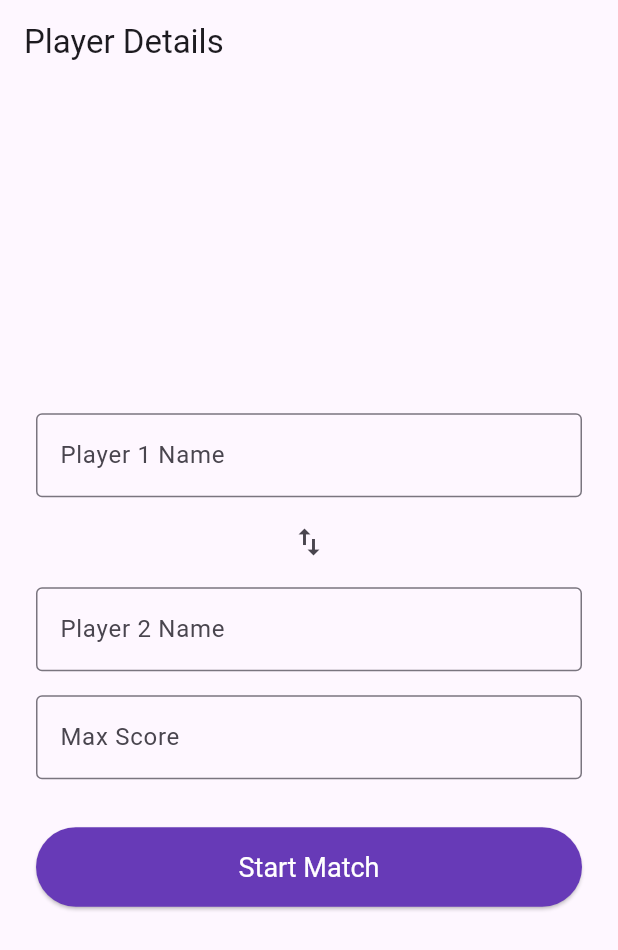
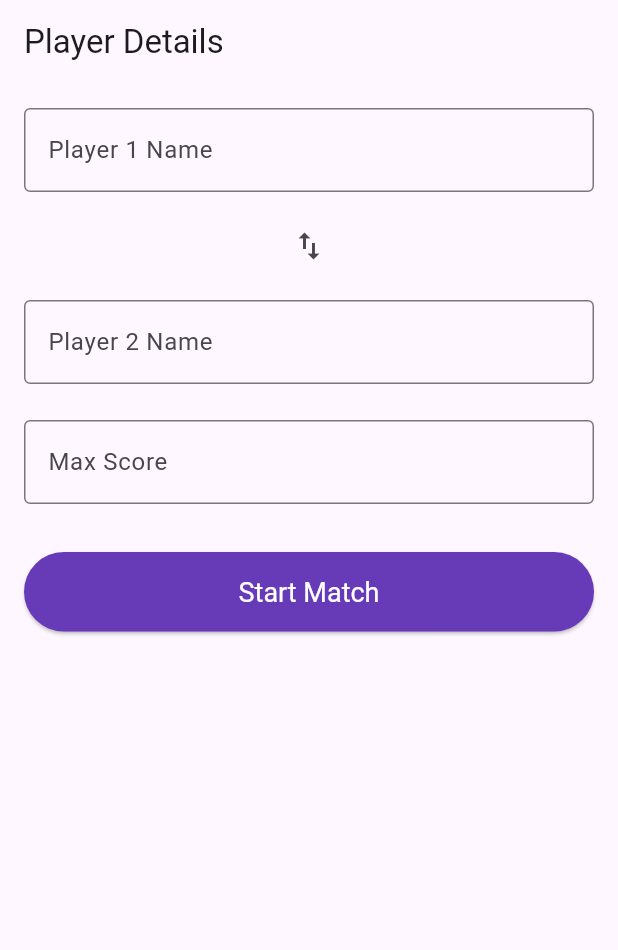
Before and after one commit to AwfulAlien/Sock, a Flutter app: the screen it shows after launch, on a phone screen of 412 x 824 dp. Shown: the top 950 px of the screen. Run offline on Flutter 3.47's test engine with Material 3 defaults, Android fonts, the phone set to English and light mode, and no system bars.

```diff
--- a/lib/screen/player_entry_screen.dart
+++ b/lib/screen/player_entry_screen.dart
@@ -59,7 +59,8 @@ class _PlayerEntryScreenState extends State<PlayerEntryScreen> {
         title: const Text("Player Details"),
       ),
       body: Padding(
-        padding: const EdgeInsets.all(24.0),
+        padding: const EdgeInsets.all(16.0),
+        child: SingleChildScrollView(
           child: Column(
             mainAxisAlignment: MainAxisAlignment.center,
             crossAxisAlignment: CrossAxisAlignment.stretch,
@@ -72,12 +73,12 @@ class _PlayerEntryScreenState extends State<PlayerEntryScreen> {
                   border: OutlineInputBorder(),
                 ),
               ),
-            const SizedBox(height: 6),
+              const SizedBox(height: 12),
               IconButton(
                 onPressed: _swapPlayerNames,
                 icon: const Icon(Icons.swap_vert),
               ),
-            const SizedBox(height: 6),
+              const SizedBox(height: 12),
               TextField(
                 controller: _player2Controller,
                 textCapitalization: TextCapitalization.words,
@@ -86,7 +87,7 @@ class _PlayerEntryScreenState extends State<PlayerEntryScreen> {
                   border: OutlineInputBorder(),
                 ),
               ),
-            const SizedBox(height: 16),
+              const SizedBox(height: 24),
               TextField(
                 controller: _maxScoreController,
                 keyboardType: TextInputType.number,
@@ -108,6 +109,7 @@ class _PlayerEntryScreenState extends State<PlayerEntryScreen> {
             ],
           ),
         ),
+      ),
     );
   }
 }
```
Also changed, not shown: lib/screen/score_screen.dart (+27 -23 lines). Lines whose indentation alone changed are shown as unchanged.
